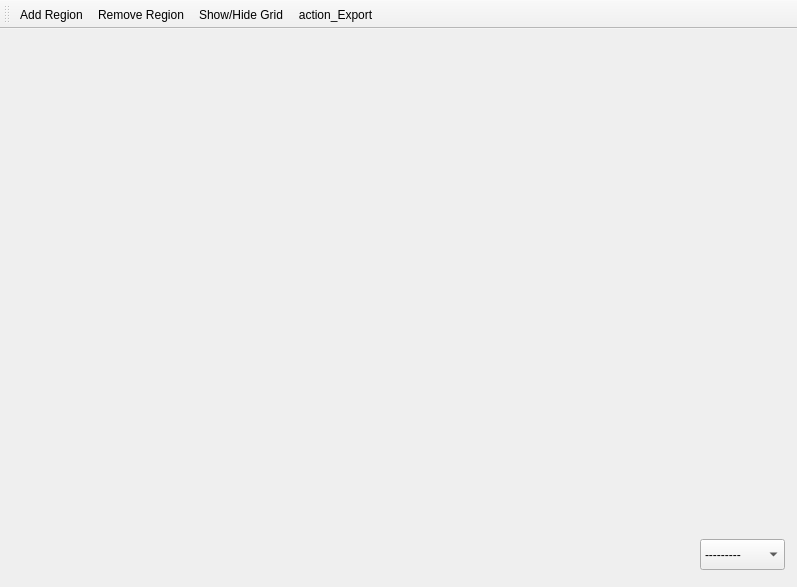
The window that src/plugins/ncl-layout-view/src/ui/LayoutWindow.ui (TeleMidia/nclcomposer) describes before a commit, drawn with Qt 5.
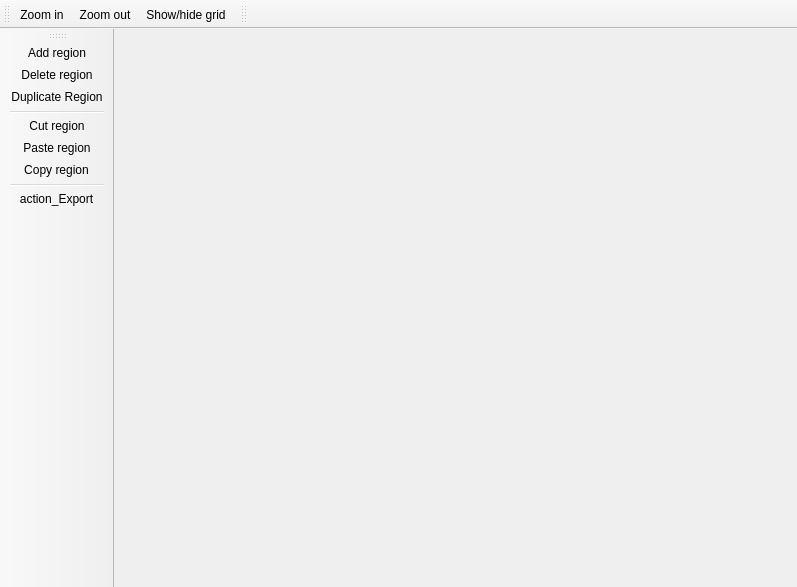
The same window after the commit. Icons and pictures are not drawn.

Commit message: [plugins] Improving toolbar action in layout view

```diff
--- a/src/plugins/ncl-layout-view/src/ui/LayoutWindow.ui
+++ b/src/plugins/ncl-layout-view/src/ui/LayoutWindow.ui
@@ -13,6 +13,12 @@
   <property name="windowTitle">
    <string>MainWindow</string>
   </property>
+  <property name="iconSize">
+   <size>
+    <width>24</width>
+    <height>24</height>
+   </size>
+  </property>
   <widget class="QWidget" name="centralwidget">
    <widget class="QComboBox" name="regionBaseComboBox">
     <property name="geometry">
@@ -40,23 +46,53 @@
     <string>toolBar</string>
    </property>
    <attribute name="toolBarArea">
-    <enum>TopToolBarArea</enum>
+    <enum>LeftToolBarArea</enum>
    </attribute>
    <attribute name="toolBarBreak">
-    <bool>false</bool>
+    <bool>true</bool>
    </attribute>
    <addaction name="actionAdd_Region"/>
    <addaction name="actionRemove_Region"/>
-   <addaction name="actionShow_Hide_Grid"/>
+   <addaction name="actionDuplicate_Region"/>
+   <addaction name="separator"/>
+   <addaction name="actionCut_region"/>
+   <addaction name="actionPaste_region"/>
+   <addaction name="actionCopy_region"/>
+   <addaction name="separator"/>
    <addaction name="actionAction_Export"/>
   </widget>
+  <widget class="QToolBar" name="toolBar_2">
+   <property name="windowTitle">
+    <string>toolBar_2</string>
+   </property>
+   <attribute name="toolBarArea">
+    <enum>TopToolBarArea</enum>
+   </attribute>
+   <attribute name="toolBarBreak">
+    <bool>false</bool>
+   </attribute>
+   <addaction name="actionZoom_in"/>
+   <addaction name="actionZoom_out"/>
+   <addaction name="actionShow_Hide_Grid"/>
+  </widget>
+  <widget class="QToolBar" name="toolBar_regionBases">
+   <property name="windowTitle">
+    <string>toolBar_3</string>
+   </property>
+   <attribute name="toolBarArea">
+    <enum>TopToolBarArea</enum>
+   </attribute>
+   <attribute name="toolBarBreak">
+    <bool>false</bool>
+   </attribute>
+  </widget>
   <action name="actionAdd_Region">
    <property name="icon">
     <iconset resource="../../common-resources/images.qrc">
      <normaloff>:/icon/add-region-icon</normaloff>:/icon/add-region-icon</iconset>
    </property>
    <property name="text">
-    <string>Add Region</string>
+    <string>Add region</string>
    </property>
    <property name="toolTip">
     <string>&lt;html&gt;&lt;head/&gt;&lt;body&gt;&lt;p&gt;Add Region&lt;/p&gt;&lt;/body&gt;&lt;/html&gt;</string>
@@ -68,7 +104,7 @@
      <normaloff>:/icon/remove-region-icon</normaloff>:/icon/remove-region-icon</iconset>
    </property>
    <property name="text">
-    <string>Remove Region</string>
+    <string>Delete region</string>
    </property>
    <property name="toolTip">
     <string>Remove Region</string>
@@ -83,7 +119,10 @@
      <normaloff>:/icon/grid-icon</normaloff>:/icon/grid-icon</iconset>
    </property>
    <property name="text">
-    <string>Show/Hide Grid</string>
+    <string>Show/hide grid</string>
+   </property>
+   <property name="toolTip">
+    <string>Show/hide grid</string>
    </property>
   </action>
   <action name="actionAction_Export">
@@ -98,6 +137,93 @@
     <string>Take a picture of the current layout</string>
    </property>
   </action>
+  <action name="actionDuplicate_Region">
+   <property name="icon">
+    <iconset resource="../../ncl-layout-view.qrc">
+     <normaloff>:/icon/duplicate-region-icon</normaloff>:/icon/duplicate-region-icon</iconset>
+   </property>
+   <property name="text">
+    <string>Duplicate Region</string>
+   </property>
+   <property name="toolTip">
+    <string>Duplicate selected region</string>
+   </property>
+  </action>
+  <action name="actionAdd_region_base">
+   <property name="icon">
+    <iconset resource="../../ncl-layout-view.qrc">
+     <normaloff>:/icon/add-region-base-icon</normaloff>:/icon/add-region-base-icon</iconset>
+   </property>
+   <property name="text">
+    <string>Add region base</string>
+   </property>
+  </action>
+  <action name="actionCopy_region">
+   <property name="icon">
+    <iconset resource="../../../ncl-structural-view/ncl-structural-view.qrc">
+     <normaloff>:/images/icon/copy</normaloff>:/images/icon/copy</iconset>
+   </property>
+   <property name="text">
+    <string>Copy region</string>
+   </property>
+   <property name="toolTip">
+    <string>Copy region</string>
+   </property>
+   <property name="shortcut">
+    <string>Ctrl+C</string>
+   </property>
+  </action>
+  <action name="actionCut_region">
+   <property name="icon">
+    <iconset resource="../../../ncl-structural-view/ncl-structural-view.qrc">
+     <normaloff>:/images/icon/cut</normaloff>:/images/icon/cut</iconset>
+   </property>
+   <property name="text">
+    <string>Cut region</string>
+   </property>
+   <property name="toolTip">
+    <string>Cut region</string>
+   </property>
+   <property name="shortcut">
+    <string>Ctrl+X</string>
+   </property>
+  </action>
+  <action name="actionPaste_region">
+   <property name="icon">
+    <iconset resource="../../../ncl-structural-view/ncl-structural-view.qrc">
+     <normaloff>:/images/icon/paste</normaloff>:/images/icon/paste</iconset>
+   </property>
+   <property name="text">
+    <string>Paste region</string>
+   </property>
+   <property name="toolTip">
+    <string>Paste region</string>
+   </property>
+  </action>
+  <action name="actionZoom_in">
+   <property name="icon">
+    <iconset resource="../../../ncl-structural-view/ncl-structural-view.qrc">
+     <normaloff>:/images/icon/zoomin</normaloff>:/images/icon/zoomin</iconset>
+   </property>
+   <property name="text">
+    <string>Zoom in</string>
+   </property>
+   <property name="toolTip">
+    <string>Zoom in</string>
+   </property>
+  </action>
+  <action name="actionZoom_out">
+   <property name="icon">
+    <iconset resource="../../../ncl-structural-view/ncl-structural-view.qrc">
+     <normaloff>:/images/icon/zoomout</normaloff>:/images/icon/zoomout</iconset>
+   </property>
+   <property name="text">
+    <string>Zoom out</string>
+   </property>
+   <property name="toolTip">
+    <string>Zoom out</string>
+   </property>
+  </action>
  </widget>
  <resources>
   <include location="../../common-resources/images.qrc"/>
```
Left out of the diff: 17 changed lines with no effect on the pictures. The commit also changes 12 other files.
